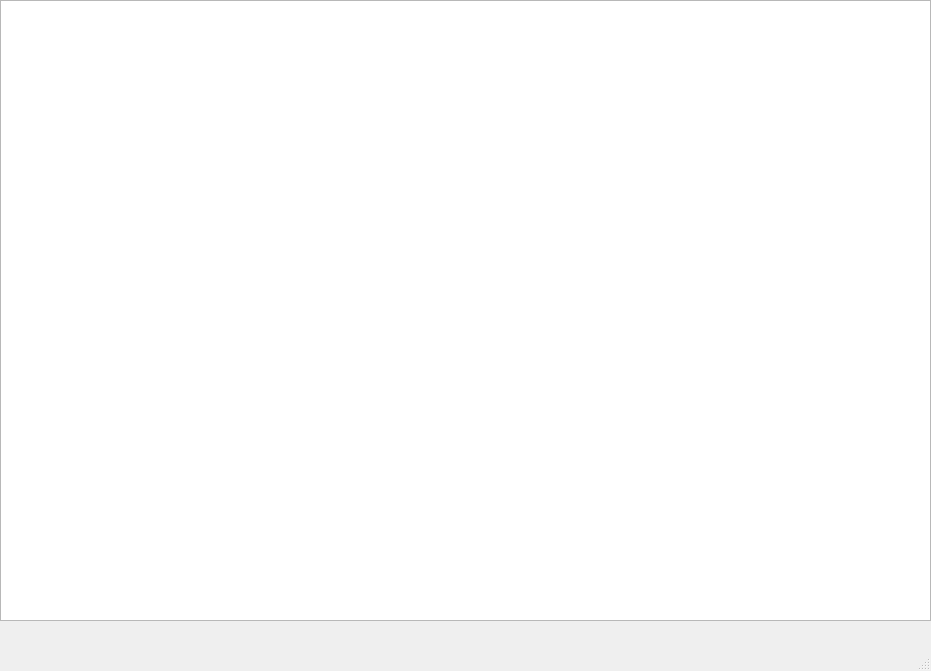
Old version of the form mainwindow.ui in the repository daniela0020/Theory-_B_Videojuego.
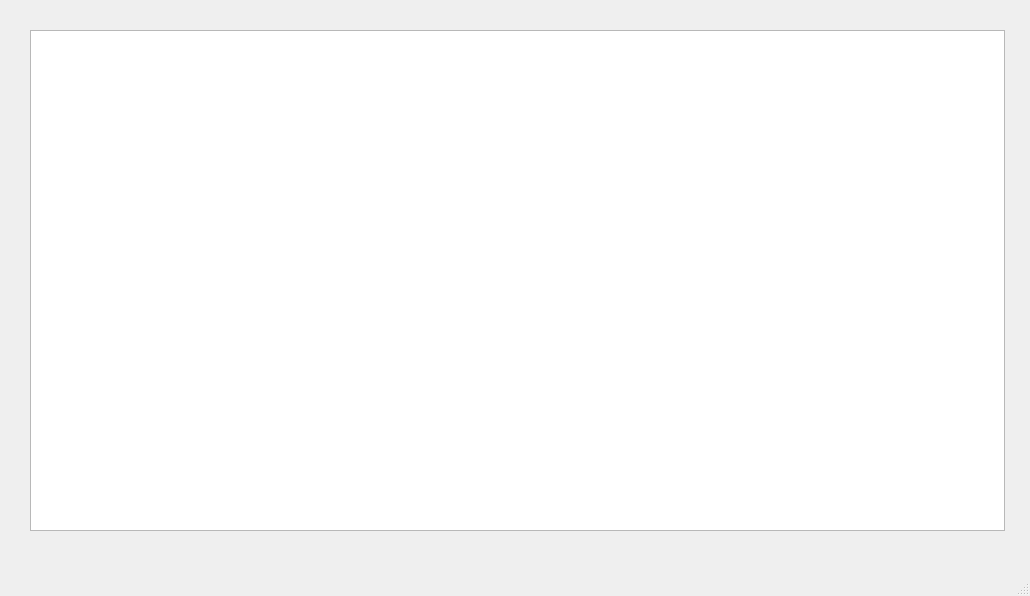
New version of the form.

```diff
--- a/mainwindow.ui
+++ b/mainwindow.ui
@@ -6,8 +6,8 @@
    <rect>
     <x>0</x>
     <y>0</y>
-    <width>931</width>
-    <height>671</height>
+    <width>1030</width>
+    <height>596</height>
    </rect>
   </property>
   <property name="windowTitle">
@@ -17,10 +17,10 @@
    <widget class="QGraphicsView" name="graphicsView">
     <property name="geometry">
      <rect>
-      <x>0</x>
-      <y>0</y>
-      <width>931</width>
-      <height>621</height>
+      <x>30</x>
+      <y>30</y>
+      <width>975</width>
+      <height>501</height>
      </rect>
     </property>
    </widget>
```
Left out of the diff: 4 changed lines with no effect on the pictures.
